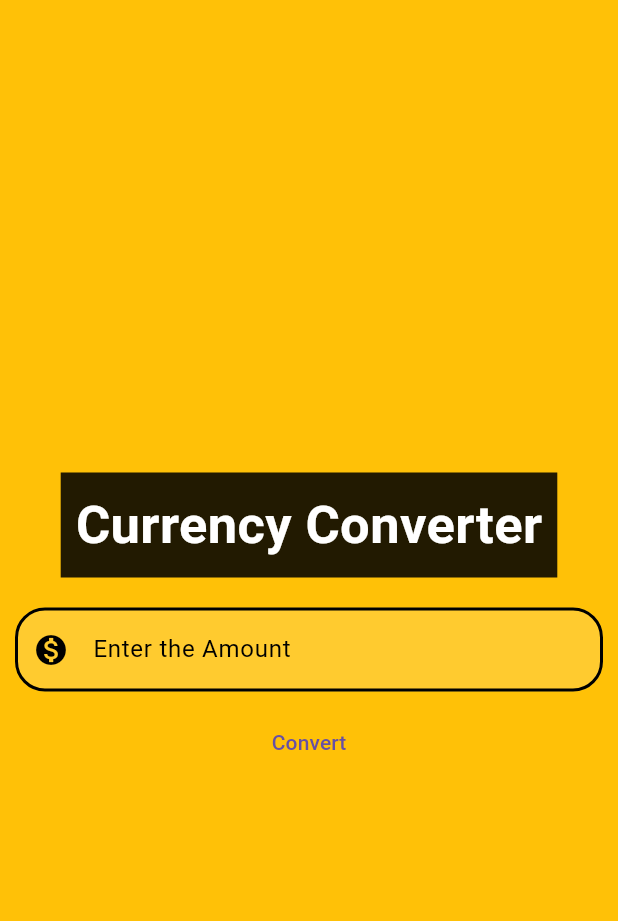
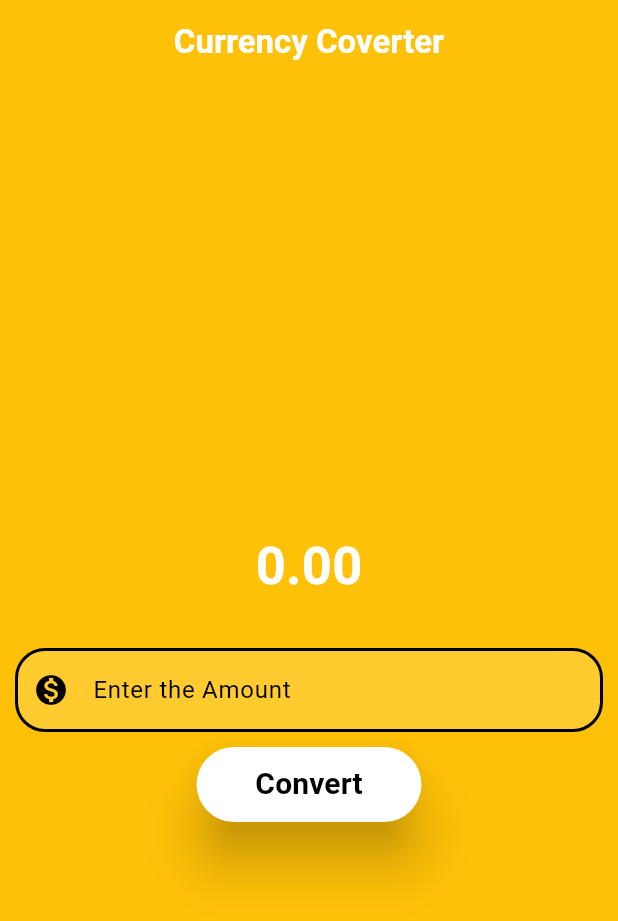
Before and after one commit to krdks11/Currency-converter, a Flutter app: the screen it shows after launch, on a phone screen of 412 x 824 dp. Shown: the top 921 px of the screen. Run offline on Flutter 3.47's test engine with Material 3 defaults, Android fonts, the phone set to English and light mode, and no system bars.

Commit message:
some changes in the UI

```diff
--- a/lib/currency_coverter_page.dart
+++ b/lib/currency_coverter_page.dart
@@ -24,6 +24,15 @@ class CurrencyConverterMaterialPage extends StatelessWidget {
 
     return Scaffold(
       backgroundColor: Colors.amber,
+      appBar: AppBar(
+        backgroundColor: Colors.amber,
+        elevation: 0,
+        title: Text(
+          'Currency Coverter',
+          style: TextStyle(fontWeight: FontWeight.bold, color: Colors.white),
+        ),
+        centerTitle: true,
+      ),
       body: Center(
         child: Column(
           mainAxisAlignment: MainAxisAlignment.center,
@@ -31,9 +40,10 @@ class CurrencyConverterMaterialPage extends StatelessWidget {
             Container(
               padding: const EdgeInsets.all(10),
               margin: const EdgeInsets.all(10),
-              color: Colors.black87,
+              // color: Colors.black87,
+
               child: const Text(
-                'Currency Converter',
+                '0.00',
                 style: TextStyle(
                   fontSize: 35,
                   fontWeight: FontWeight.bold,
@@ -64,13 +74,22 @@ class CurrencyConverterMaterialPage extends StatelessWidget {
                 ),
               ),
             ),
-            TextButton(
+            ElevatedButton(
               onPressed: () {
                 if (kDebugMode) {
                   print('button was clicked');
                 }
               },
-              child: const Text('Convert'),
+              style: ElevatedButton.styleFrom(
+                elevation: (15),
+                foregroundColor: const Color.fromARGB(255, 0, 0, 0),
+                backgroundColor: Colors.white,
+                fixedSize: (Size(150, 50)),
+              ),
+              child: const Text(
+                'Convert',
+                style: TextStyle(fontSize: 20, fontWeight: FontWeight.bold),
+              ),
             ),
           ],
         ),
--- a/lib/main.dart
+++ b/lib/main.dart
@@ -12,6 +12,7 @@ class MyApp extends StatelessWidget {
   @override
   Widget build(BuildContext context) {
     return MaterialApp(
+      debugShowCheckedModeBanner: false,//disbale the debug banner
       home: CurrencyConverterMaterialPage(),
     );
   }
```
